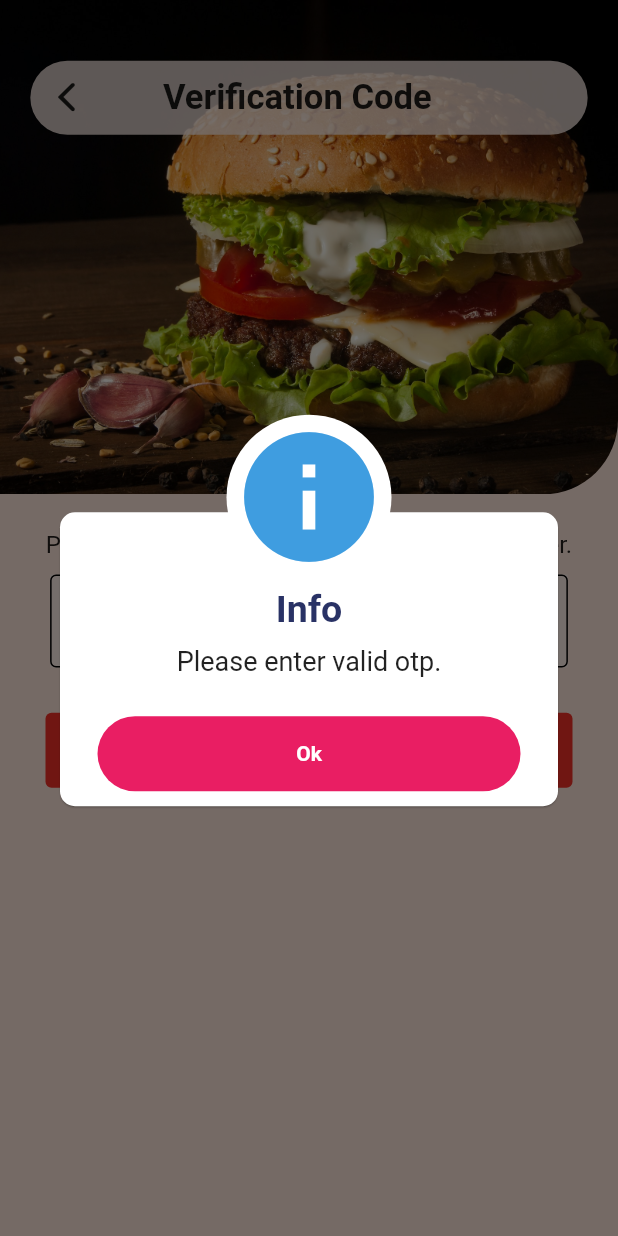
After one commit to ProtechSuryakant/FoodiesApp, a Flutter app: the OTPVerification screen opened by its route, after a tap on "Verify", on a phone screen of 412 x 824 dp. The commit adds this screen. Run offline on Flutter 3.47's test engine with Material 2 defaults, Android fonts, the phone set to English and light mode, and no system bars; our stand-ins replace awesome_dialog, connectivity_plus, flutter_screenutil, fluttertoast, get, intl_phone_field and 1 more.

Commit message:
Login and OTP Done
Login And OTP Page Done

```diff
--- a/lib/app/routes/routes.dart
+++ b/lib/app/routes/routes.dart
@@ -2,11 +2,12 @@ class AppRoutes {
   static const splash = '/splash';
   static const onBoarding = '/onboarding';
   static const loginNumber = '/loginNumber';
+  static const otpVerification = '/otpVerification';
   static const signUp = '/signUp';
   static const forgotPass = '/forgotPass';
   static const forgotOtp = '/forgotOtp';
   static const changePass = '/changePass';
-  static const home = '/home';
+  static const homeMain = '/homeMain';
   static const profile = '/profile';
   static const settings = '/settings';
 }
--- a/lib/constants/appMessages.dart
+++ b/lib/constants/appMessages.dart
@@ -6,4 +6,5 @@ class AppMessages {
   static const mobileNumberInfo = 'Please enter mobile number';
   static const mobileNumberLength = 'Please enter valid number.';
   static const success = 'OTP sent on your mobile number.';
+  static const otpLoginValidation = 'Please enter valid otp.';
 }
--- a/lib/constants/assets.dart
+++ b/lib/constants/assets.dart
@@ -20,8 +20,10 @@ class AppAssets {
   static const seak1 = 'assets/png/seak1.png';
   static const burger4 = 'assets/png/burger4.png';
   static const foods3 = 'assets/png/foods3.png';
-  static const loginbg = 'assets/images/loginbg2.jpg';
+  static const loginbg2 = 'assets/images/loginbg2.jpg';
+  static const loginbg = 'assets/png/loginbg.png';
   static const loginbg3 = 'assets/images/loginbg3.jpg';
+  static const loginbg4 = 'assets/images/loginbg4.jpg';
 
   static const burger3 = 'assets/png/burger3.png';
   static const pizza_ai1 = 'assets/png/pizza_ai1.png';
@@ -30,4 +32,6 @@ class AppAssets {
   static const facebook = 'assets/png/facebook.png';
   static const tweeter = 'assets/png/tweeter.png';
   static const tweeter2 = 'assets/png/tweeter2.png';
+  static const pizza = 'assets/png/pizza3.png';
+  static const pizzafry = 'assets/png/pizza_fry.png';
 }
--- a/lib/constants/colors.dart
+++ b/lib/constants/colors.dart
@@ -8,5 +8,5 @@ class FoodiesColors {
   static const Color backgroundColor = Color(0xFFFFE7DC);
   static const Color card = Color(0xFFF6F1E7);
   static const cardColor = Color(0xFFFFEFE9);
-  static const Color cardBackground = Color(0xFFFAD6C6);
+  static const Color cardBackground = Color(0xFFF9D2C0);
 }
--- a/lib/main.dart
+++ b/lib/main.dart
@@ -10,9 +10,12 @@ import 'package:foodies_app/screens/auth/changePassword.dart';
 import 'package:foodies_app/screens/auth/forgot.dart';
 import 'package:foodies_app/screens/auth/forgotOtp.dart';
 import 'package:foodies_app/screens/auth/login_with_number.dart';
+import 'package:foodies_app/screens/auth/otpVerification.dart';
 import 'package:foodies_app/screens/auth/signUp.dart';
+import 'package:foodies_app/screens/mainHome/MainHome.dart';
 import 'package:get/get.dart';
 import 'package:flutter_screenutil/flutter_screenutil.dart';
+import 'package:shimmer/main.dart';
 
 void main() {
   runApp(const MyApp());
@@ -48,6 +51,8 @@ class MyApp extends StatelessWidget {
               page: () => const LoginWithNumber(),
             ),
             GetPage(
+                name: AppRoutes.otpVerification, page: () => OTPVerification()),
+            GetPage(
               name: AppRoutes.forgotPass,
               page: () => const ForgotPassword(),
             ),
@@ -63,6 +68,10 @@ class MyApp extends StatelessWidget {
               name: AppRoutes.signUp,
               page: () => const SignUp(),
             ),
+            GetPage(
+              name: AppRoutes.homeMain,
+              page: () => MainHome(),
+            )
           ],
           unknownRoute: GetPage(
             name: "/unknown",
--- a/lib/pages/onboardScreen.dart
+++ b/lib/pages/onboardScreen.dart
@@ -1,6 +1,7 @@
 import 'package:flutter/cupertino.dart';
 import 'package:flutter/material.dart';
 import 'package:flutter_screenutil/flutter_screenutil.dart';
+import 'package:foodies_app/app/routes/routes.dart';
 import 'package:foodies_app/constants/appFonts.dart';
 import 'package:foodies_app/constants/assets.dart';
 import 'package:foodies_app/constants/colors.dart';
@@ -97,7 +98,7 @@ class _OnBoardScreenState extends State<OnBoardScreen> {
                         curve: Curves.ease,
                       );
                       if (_pageIndex == 2) {
-                        Get.toNamed("/loginNumber");
+                        Get.toNamed(AppRoutes.loginNumber);
                       }
                     },
                     style: ElevatedButton.styleFrom(
@@ -114,7 +115,7 @@ class _OnBoardScreenState extends State<OnBoardScreen> {
                 ),
                 TextButton(
                   onPressed: () {
-                    Get.toNamed("/loginNumber");
+                    Get.toNamed(AppRoutes.loginNumber);
                   },
                   child: Text(
                     "Skip",
--- a/lib/pages/splashScreeen.dart
+++ b/lib/pages/splashScreeen.dart
@@ -3,6 +3,7 @@ import 'dart:async';
 import 'package:flutter/material.dart';
 import 'package:flutter/services.dart';
 import 'package:flutter_screenutil/flutter_screenutil.dart';
+import 'package:foodies_app/app/routes/routes.dart';
 import 'package:foodies_app/constants/assets.dart';
 import 'package:get/get.dart';
 
@@ -18,7 +19,7 @@ class _SplashScreenState extends State<SplashScreen> {
   void initState() {
     super.initState();
     Timer(const Duration(seconds: 3), () {
-      Get.offNamed("/onboarding");
+      Get.offNamed(AppRoutes.onBoarding);
     });
   }
 
--- a/lib/screens/auth/login_with_number.dart
+++ b/lib/screens/auth/login_with_number.dart
@@ -3,6 +3,7 @@ import 'package:flutter/material.dart';
 import 'package:flutter/services.dart';
 import 'package:flutter_screenutil/flutter_screenutil.dart';
 import 'package:fluttertoast/fluttertoast.dart';
+import 'package:foodies_app/app/routes/routes.dart';
 import 'package:foodies_app/constants/appFonts.dart';
 import 'package:foodies_app/constants/appMessages.dart';
 import 'package:foodies_app/constants/assets.dart';
@@ -37,13 +38,14 @@ class _LoginWithNumberState extends State<LoginWithNumber> {
             height: h,
             decoration: const BoxDecoration(
                 image: DecorationImage(
-                    image: AssetImage(AppAssets.loginbg3), fit: BoxFit.cover)),
+                    image: AssetImage(AppAssets.loginbg4), fit: BoxFit.cover)),
             child: SingleChildScrollView(
               child: Column(
                 children: [
                   Container(
-                    margin: const EdgeInsets.only(left: 185, top: 50),
-                    height: h * 0.2.h,
+                    alignment: Alignment.center,
+                    margin: const EdgeInsets.only(left: 185, top: 100),
+                    height: h * 0.12.h,
                     width: w,
                     decoration: BoxDecoration(
                       borderRadius: BorderRadius.circular(20),
@@ -86,7 +88,7 @@ class _LoginWithNumberState extends State<LoginWithNumber> {
                     ),
                   ),
                   SizedBox(
-                    height: 30.h,
+                    height: 50.h,
                   ),
                   Container(
                     margin: const EdgeInsets.all(20),
@@ -150,7 +152,7 @@ class _LoginWithNumberState extends State<LoginWithNumber> {
                         AwesomeDialog(
                                 context: context,
                                 animType: AnimType.topSlide,
-                                dialogType: DialogType.info,
+                                dialogType: DialogType.success,
                                 title: MsgTitle.Success,
                                 desc: AppMessages.success,
                                 descTextStyle: const TextStyle(
@@ -158,7 +160,7 @@ class _LoginWithNumberState extends State<LoginWithNumber> {
                                 isDense: false,
                                 btnOkText: 'OK',
                                 btnOkOnPress: () {
-                                  Get.obs();
+                                  Get.toNamed(AppRoutes.otpVerification);
                                 },
                                 btnOkColor: FoodiesColors.accentColor)
                             .show();
@@ -211,7 +213,8 @@ class _LoginWithNumberState extends State<LoginWithNumber> {
                     ]),
                   ),
                   Container(
-                    margin: EdgeInsets.symmetric(horizontal: 20, vertical: 20),
+                    margin: const EdgeInsets.symmetric(
+                        horizontal: 20, vertical: 35),
                     child: Row(
                       mainAxisAlignment: MainAxisAlignment.spaceAround,
                       children: [
--- /dev/null
+++ b/lib/screens/auth/otpVerification.dart
@@ -0,0 +1,249 @@
+import 'dart:convert';
+
+import 'package:awesome_dialog/awesome_dialog.dart';
+import 'package:flutter/cupertino.dart';
+import 'package:flutter/material.dart';
+import 'package:flutter/services.dart';
+import 'package:flutter_screenutil/flutter_screenutil.dart';
+import 'package:foodies_app/app/routes/routes.dart';
+import 'package:foodies_app/constants/appMessages.dart';
+import 'package:foodies_app/constants/assets.dart';
+import 'package:foodies_app/constants/colors.dart';
+import 'package:foodies_app/constants/fontSizes.dart';
+import 'package:foodies_app/constants/msgTitle.dart';
+import 'package:get/get.dart';
+import 'package:intl_phone_field/intl_phone_field.dart';
+
+class OTPVerification extends StatefulWidget {
+  const OTPVerification({super.key});
+
+  @override
+  State<OTPVerification> createState() => _OTPVerificationState();
+}
+
+class _OTPVerificationState extends State<OTPVerification> {
+  FocusNode firstDigitFocusNode = FocusNode();
+  FocusNode secondDigitFocusNode = FocusNode();
+  FocusNode thirdDigitFocusNode = FocusNode();
+  FocusNode fourthDigitFocusNode = FocusNode();
+  // FocusNode fifthDigitFocusNode = FocusNode();
+  // FocusNode sixthDigitFocusNode = FocusNode();
+
+  final TextEditingController _otpController1 = TextEditingController();
+  final TextEditingController _otpController2 = TextEditingController();
+  final TextEditingController _otpController3 = TextEditingController();
+  final TextEditingController _otpController4 = TextEditingController();
+  // final TextEditingController _otpController5 = TextEditingController();
+  // final TextEditingController _otpController6 = TextEditingController();
+
+  @override
+  Widget build(BuildContext context) {
+    double h = MediaQuery.of(context).size.height;
+    double w = MediaQuery.of(context).size.width;
+
+    return Scaffold(
+      body: Stack(
+        children: [
+          Positioned(
+            top: 0.h,
+            left: 0.h,
+            right: 0.h,
+            child: Container(
+                height: h * 0.4,
+                width: w,
+                decoration: const BoxDecoration(
+                  borderRadius:
+                      BorderRadius.only(bottomRight: Radius.circular(50)),
+                  image: DecorationImage(
+                      image: AssetImage(AppAssets.loginBurger),
+                      fit: BoxFit.cover),
+                )),
+          ),
+          Positioned(
+            top: 40.h,
+            left: 20.h,
+            right: 20.h,
+            child: Container(
+              height: h * 0.06,
+              width: w,
+              alignment: Alignment.center,
+              decoration: BoxDecoration(
+                color: FoodiesColors.cardColor.withOpacity(0.8),
+                borderRadius: BorderRadius.circular(50),
+              ),
+              child: Row(
+                children: [
+                  IconButton(
+                      onPressed: () {
+                        Get.back();
+                      },
+                      icon: const Icon(
+                        CupertinoIcons.back,
+                        size: 30,
+                        // color: FoodiesColors.accentColor,
+                      )),
+                  SizedBox(
+                    width: 40.h,
+                  ),
+                  Text(
+                    "Verification Code",
+                    style: TextStyle(
+                        // color: FoodiesColors.accentColor,
+
+                        fontWeight: FontWeight.bold,
+                        fontSize: h * 0.028),
+                  ),
+                ],
+              ),
+            ),
+          ),
+          Positioned(
+            left: 20,
+            right: 20,
+            top: 350.h,
+            child: Container(
+              alignment: Alignment.center,
+              child: Column(
+                children: [
+                  Text(
+                    "Please enter the OTP sent to your mobile number.",
+                    style: TextStyle(fontSize: FontSize.smallBodyText),
+                  ),
+                  SizedBox(
+                    height: 10.h,
+                  ),
+                  Row(
+                    mainAxisAlignment: MainAxisAlignment.spaceEvenly,
+                    children: [
+                      buildOTPTextField(_otpController1),
+                      SizedBox(
+                        width: w * 0.05.h,
+                      ),
+                      buildOTPTextField(_otpController2),
+                      SizedBox(
+                        width: w * 0.05.h,
+                      ),
+                      buildOTPTextField(_otpController3),
+                      SizedBox(
+                        width: w * 0.05.h,
+                      ),
+                      buildOTPTextField(_otpController4),
+                      // SizedBox(
+                      //   width: w * 0.1.h,
+                      // ),
+                      // buildOTPTextField(_otpController5),
+                      // SizedBox(
+                      //   width: 10.h,
+                      // ),
+                      // buildOTPTextField(_otpController6),
+                    ],
+                  ),
+                ],
+              ),
+            ),
+          ),
+          Positioned(
+            top: 470.h,
+            left: 30.h,
+            right: 30.h,
+            child: InkWell(
+              onTap: () {
+                if (_otpController1.text.isEmpty ||
+                    _otpController2.text.isEmpty ||
+                    _otpController3.text.isEmpty ||
+                    _otpController4.text.isEmpty) {
+                  AwesomeDialog(
+                          context: context,
+                          dialogType: DialogType.info,
+                          animType: AnimType.topSlide,
+                          // showCloseIcon: true,
+                          title: MsgTitle.Info,
+                          titleTextStyle: const TextStyle(
+                              color: Color(0xFF293265),
+                              fontSize: 25,
+                              fontWeight: FontWeight.bold),
+                          desc: AppMessages.otpLoginValidation,
+                          descTextStyle: const TextStyle(fontSize: 18),
+                          btnOkOnPress: () {
+                            Get.obs();
+                          },
+                          btnOkColor: Colors.pink)
+                      .show();
+                } else {
+                  AwesomeDialog(
+                          context: context,
+                          animType: AnimType.topSlide,
+                          dialogType: DialogType.success,
+                          title: MsgTitle.Success,
+                          desc: AppMessages.success,
+                          descTextStyle:
+                              const TextStyle(fontSize: FontSize.smallBodyText),
+                          isDense: false,
+                          btnOkText: 'OK',
+                          btnOkOnPress: () {
+                            Get.toNamed(AppRoutes.homeMain);
+                          },
+                          btnOkColor: FoodiesColors.accentColor)
+                      .show();
+                }
+              },
+              child: Container(
+                width: w.h,
+                height: h * 0.06.h,
+                alignment: Alignment.center,
+                decoration: BoxDecoration(
+                  color: FoodiesColors.accentColor,
+                  borderRadius: BorderRadius.circular((4).r),
+                ),
+                child: Text(
+                  "Verify",
+                  style: TextStyle(
+                      fontSize: h * 0.025,
+                      color: Colors.white,
+                      fontWeight: FontWeight.bold),
+                ),
+              ),
+            ),
+          )
+        ],
+      ),
+    );
+  }
+
+  Widget buildOTPTextField(TextEditingController controller) {
+    return Container(
+      color: FoodiesColors.cardColor,
+      width: 50.0.h,
+      child: TextFormField(
+        textAlign: TextAlign.center,
+        style: const TextStyle(
+            fontSize: FontSize.mediumBodyText, color: FoodiesColors.textColor),
+        controller: controller,
+        keyboardType: TextInputType.number,
+        inputFormatters: [FilteringTextInputFormatter.digitsOnly],
+        maxLength: 1,
+        decoration: const InputDecoration(
+            counterText: "",
+            border: OutlineInputBorder(
+                borderSide: BorderSide(color: FoodiesColors.textColor)),
+            enabledBorder: OutlineInputBorder(
+                borderSide: BorderSide(color: FoodiesColors.textColor)),
+            focusedBorder: OutlineInputBorder(
+                borderSide: BorderSide(color: FoodiesColors.textColor))),
+        validator: (value) {
+          if (value!.isEmpty) {
+            return 'Please enter a digit';
+          }
+          return null;
+        },
+        onChanged: (value) {
+          if (value.isNotEmpty) {
+            FocusScope.of(context).nextFocus();
+          } else {
+            FocusScope.of(context).previousFocus();
+          }
+        },
+      ),
+    );
+  }
+}
--- /dev/null
+++ b/lib/screens/mainHome/MainHome.dart
@@ -0,0 +1,15 @@
+import 'package:flutter/material.dart';
+
+class MainHome extends StatefulWidget {
+  const MainHome({super.key});
+
+  @override
+  State<MainHome> createState() => _MainHomeState();
+}
+
+class _MainHomeState extends State<MainHome> {
+  @override
+  Widget build(BuildContext context) {
+    return Container();
+  }
+}
```
Also changed, not shown: assets/images/loginbg4.jpg (added), assets/png/loginbg.png, assets/png/pizza_fry.png (added), 1 other file.
